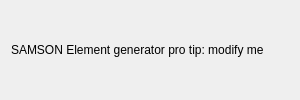
Qt form AdenitaCoreSE/form/SEConnectSSDNAEditorGUI.ui (edellano/Adenita-SAMSON-Edition) before a commit.
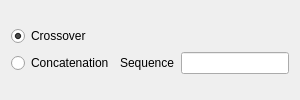
The same form after that commit.

```diff
--- a/AdenitaCoreSE/form/SEConnectSSDNAEditorGUI.ui
+++ b/AdenitaCoreSE/form/SEConnectSSDNAEditorGUI.ui
@@ -21,11 +21,35 @@
   </property>
   <layout class="QVBoxLayout" name="verticalLayout">
    <item>
-    <widget class="QLabel" name="label">
-     <property name="text">
-      <string>SAMSON Element generator pro tip: modify me</string>
-     </property>
-    </widget>
+    <layout class="QGridLayout" name="gridLayout">
+     <item row="1" column="0">
+      <widget class="QRadioButton" name="rdnConcat">
+       <property name="text">
+        <string>Concatenation</string>
+       </property>
+      </widget>
+     </item>
+     <item row="1" column="1">
+      <widget class="QLabel" name="label">
+       <property name="text">
+        <string>Sequence</string>
+       </property>
+      </widget>
+     </item>
+     <item row="1" column="2">
+      <widget class="QLineEdit" name="lineSequence"/>
+     </item>
+     <item row="0" column="0" colspan="3">
+      <widget class="QRadioButton" name="rdnCrossover">
+       <property name="text">
+        <string>Crossover</string>
+       </property>
+       <property name="checked">
+        <bool>true</bool>
+       </property>
+      </widget>
+     </item>
+    </layout>
    </item>
   </layout>
  </widget>
```
Left out of the diff: 38 changed lines with no effect on the pictures.
